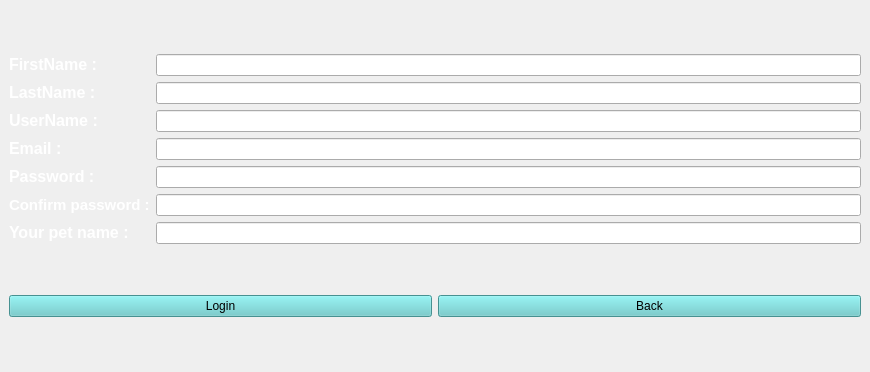
The window that MusicPlayer/account/signup.ui (roga134/MusicPlayerQT) describes before a commit, drawn with Qt 5.
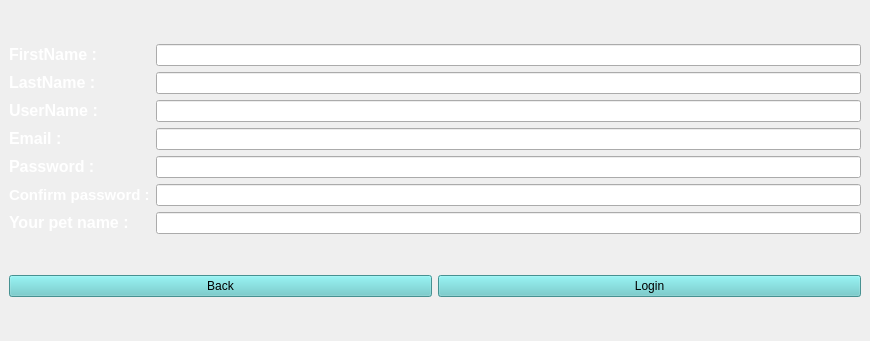
The same window after the commit.

Patch:
```diff
--- a/MusicPlayer/account/signup.ui
+++ b/MusicPlayer/account/signup.ui
@@ -7,7 +7,7 @@
     <x>0</x>
     <y>0</y>
     <width>870</width>
-    <height>372</height>
+    <height>341</height>
    </rect>
   </property>
   <property name="windowTitle">
@@ -67,10 +67,18 @@
        </widget>
       </item>
       <item row="4" column="2">
-       <widget class="QLineEdit" name="lineEdit_Pass"/>
+       <widget class="QLineEdit" name="lineEdit_Pass">
+        <property name="echoMode">
+         <enum>QLineEdit::Password</enum>
+        </property>
+       </widget>
       </item>
       <item row="5" column="2">
-       <widget class="QLineEdit" name="lineEdit_ConfPass"/>
+       <widget class="QLineEdit" name="lineEdit_ConfPass">
+        <property name="echoMode">
+         <enum>QLineEdit::Password</enum>
+        </property>
+       </widget>
       </item>
       <item row="3" column="2">
        <widget class="QLineEdit" name="lineEdit_Email"/>
@@ -98,16 +106,6 @@
     </item>
     <item>
      <layout class="QHBoxLayout" name="horizontalLayout">
-      <item>
-       <widget class="QPushButton" name="pushButton_login">
-        <property name="styleSheet">
-         <string notr="true">background-color: rgb(100, 203, 203);</string>
-        </property>
-        <property name="text">
-         <string>Login</string>
-        </property>
-       </widget>
-      </item>
       <item>
        <widget class="QPushButton" name="pushButton_back">
         <property name="styleSheet">
@@ -118,6 +116,19 @@
         </property>
        </widget>
       </item>
+      <item>
+       <widget class="QPushButton" name="pushButton_login">
+        <property name="cursor">
+         <cursorShape>OpenHandCursor</cursorShape>
+        </property>
+        <property name="styleSheet">
+         <string notr="true">background-color: rgb(100, 203, 203);</string>
+        </property>
+        <property name="text">
+         <string>Login</string>
+        </property>
+       </widget>
+      </item>
      </layout>
     </item>
    </layout>
```
Left out of the diff: 3 changed lines with no effect on the pictures.
